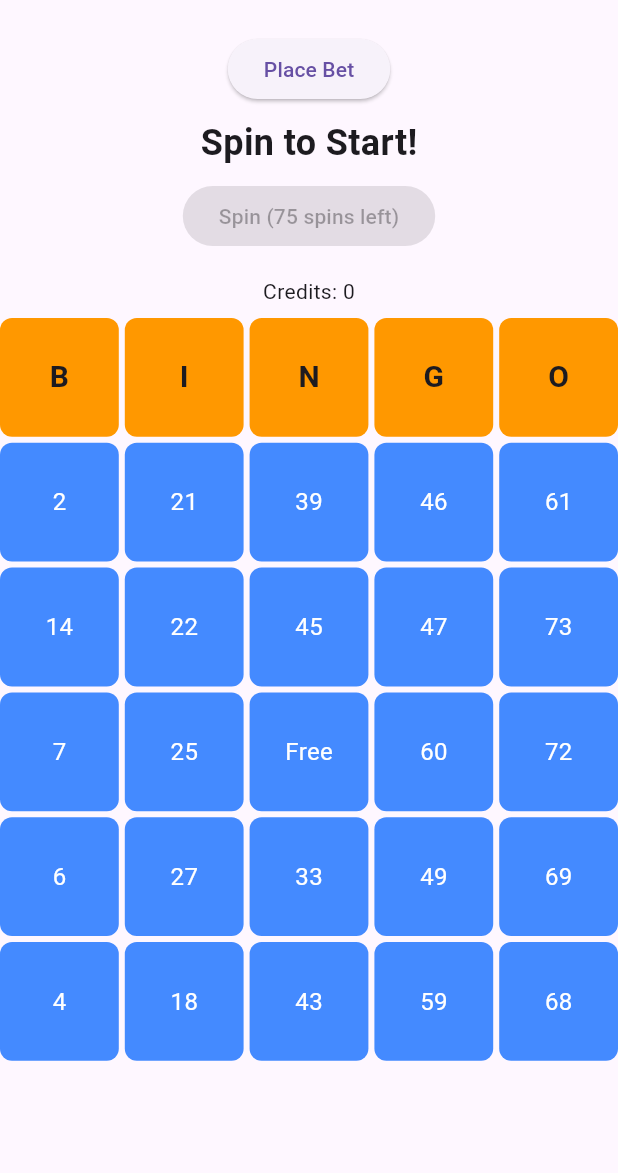
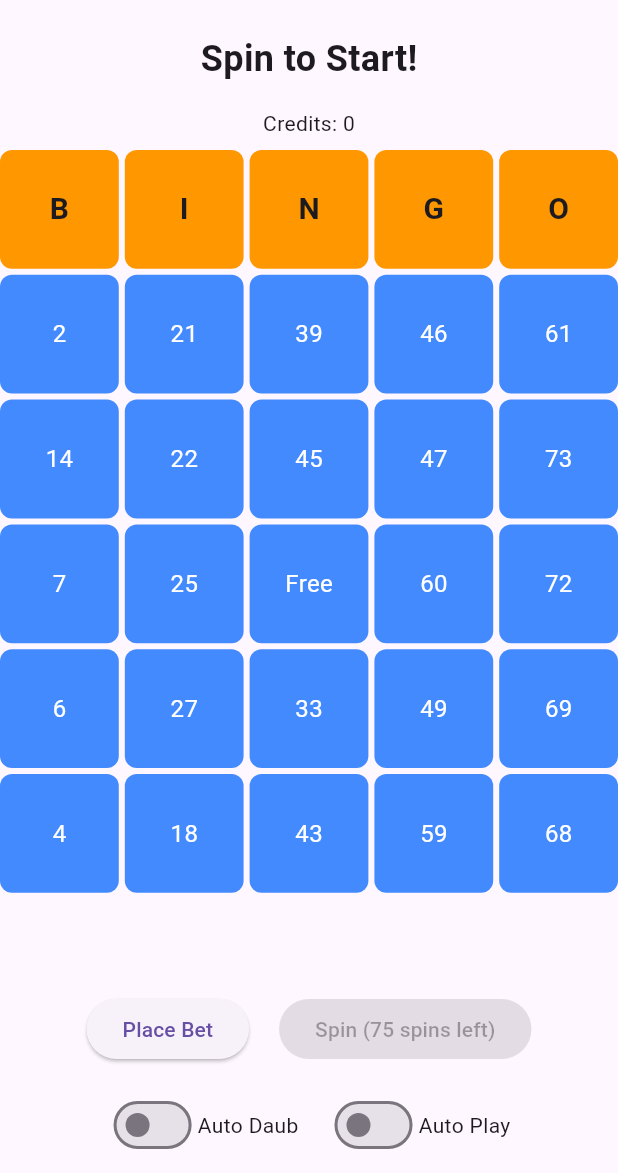
Before and after one commit to xReru/bingo, a Flutter app: the BingoCardScreen screen opened by its route, on a phone screen of 412 x 824 dp, the part 63-1236 px from its top. Run offline on Flutter 3.47's test engine with Material 3 defaults, Android fonts, the phone set to English and light mode, and no system bars; our stand-ins replace flutter_tts, permission_handler, shared_preferences, sqflite; accounts and stored records are empty.

Commit message:
ui fixed

```diff
--- a/lib/screens/bingo_play.dart
+++ b/lib/screens/bingo_play.dart
@@ -15,10 +15,65 @@ class BingoCardScreen extends StatelessWidget {
             appBar: AppBar(title: Text('Bingo Card')),
             body: Column(
               children: [
+                // Current Ball Text (Placed at the top)
                 Padding(
                   padding: const EdgeInsets.all(8.0),
-                  child: ElevatedButton(
-                    onPressed: controller.spinsLeft > 0 && controller.betAmount == 0
+                  child: Text(
+                    controller.currentBall != null
+                        ? 'Current Ball: ${controller.currentBall}'
+                        : 'Spin to Start!',
+                    style: const TextStyle(
+                        fontSize: 24, fontWeight: FontWeight.bold),
+                  ),
+                ),
+                // Credits display (Placed right after the current ball)
+                Padding(
+                  padding: const EdgeInsets.all(8.0),
+                  child: Text('Credits: ${controller.userCredits}'),
+                ),
+                // Bingo card grid (Main part of the screen)
+                Expanded(
+                  child: GridView.builder(
+                    gridDelegate:
+                        const SliverGridDelegateWithFixedCrossAxisCount(
+                      crossAxisCount: 5,
+                      mainAxisSpacing: 4.0,
+                      crossAxisSpacing: 4.0,
+                    ),
+                    itemCount: 30,
+                    itemBuilder: (context, index) {
+                      if (index < 5) {
+                        return BingoHeader(index: index);
+                      } else {
+                        final gridIndex = index - 5;
+                        final col = gridIndex % 5;
+                        final row = gridIndex ~/ 5;
+                        final cellValue = controller.bingoCardNumbers[col][row];
+                        return BingoCell(
+                          value: cellValue,
+                          marked: controller.markedNumbers
+                              .contains(int.tryParse(cellValue)),
+                          onTap: () {
+                            if (cellValue != "Free") {
+                              controller.markNumber(cellValue, context);
+                              controller.checkForBingo(context);
+                            }
+                          },
+                        );
+                      }
+                    },
+                  ),
+                ),
+                // Row for Place Bet Button and Spin Button at the bottom
+                Padding(
+                  padding: const EdgeInsets.all(8.0),
+                  child: Row(
+                    mainAxisAlignment: MainAxisAlignment.center,
+                    children: [
+                      // Place Bet Button
+                      ElevatedButton(
+                        onPressed:
+                            controller.spinsLeft > 0 && controller.betAmount == 0
                                 ? () {
                                     showDialog(
                                       context: context,
@@ -29,19 +84,25 @@ class BingoCardScreen extends StatelessWidget {
                                             mainAxisSize: MainAxisSize.min,
                                             children: [
                                               TextField(
-                                        keyboardType: TextInputType.number,
-                                        decoration: const InputDecoration(labelText: 'Bet Amount'),
+                                                keyboardType:
+                                                    TextInputType.number,
+                                                decoration:
+                                                    const InputDecoration(
+                                                        labelText: 'Bet Amount'),
                                                 onChanged: (value) {
-                                          final bet = int.tryParse(value);
+                                                  final bet =
+                                                      int.tryParse(value);
                                                   if (bet != null) {
-                                            controller.updateBetAmount(bet); // Update bet amount without placing the bet
+                                                    controller
+                                                        .updateBetAmount(bet);
                                                   }
                                                 },
                                               ),
                                               const SizedBox(height: 20),
                                               ElevatedButton(
                                                 onPressed: () {
-                                          controller.placeBet(controller.betAmount); // Place the bet when confirmed
+                                                  controller.placeBet(
+                                                      controller.betAmount);
                                                   Navigator.of(context).pop();
                                                 },
                                                 child: const Text('Confirm Bet'),
@@ -57,64 +118,60 @@ class BingoCardScreen extends StatelessWidget {
                             ? 'Place Bet'
                             : 'Bet Placed: ${controller.betAmount}'),
                       ),
-                ),
-                Text(
-                  controller.currentBall != null
-                      ? 'Current Ball: ${controller.currentBall}'
-                      : 'Spin to Start!',
-                  style: const TextStyle(fontSize: 24, fontWeight: FontWeight.bold),
-                ),
-                Padding(
-                  padding: const EdgeInsets.all(8.0),
-                  child: ElevatedButton(
-                    onPressed: controller.betAmount > 0
-                        ? controller.spinBall
-                        : null,
+                      const SizedBox(width: 20), // Spacing between buttons
+                      // Spin Button (Disabled when Auto Play is on)
+                      ElevatedButton(
+                        onPressed: controller.autoPlayEnabled || controller.betAmount <= 0
+                            ? null
+                            : controller.spinBall,
                         child: Text(controller.spinsLeft > 0
                             ? 'Spin (${controller.spinsLeft} spins left)'
                             : 'No Spins Left'),
                       ),
+                    ],
                   ),
+                ),
+                // Toggles wrapped in Column for alignment in one row
                 Padding(
                   padding: const EdgeInsets.all(8.0),
-                  child: Text('Credits: ${controller.userCredits}'),
+                  child: Row(
+                    mainAxisAlignment: MainAxisAlignment.center,
+                    children: [
+                      // Auto Daub Toggle
+                      Row(
+                        children: [
+                          Switch(
+                            value: controller.autoDaubEnabled,
+                            onChanged: (value) {
+                              controller.toggleAutoDaub();
+                            },
                           ),
-                Expanded(
-                  child: GridView.builder(
-                    gridDelegate: const SliverGridDelegateWithFixedCrossAxisCount(
-                      crossAxisCount: 5,
-                      mainAxisSpacing: 4.0,
-                      crossAxisSpacing: 4.0,
+                          const Text('Auto Daub'),
+                        ],
                       ),
-                    itemCount: 30,
-                    itemBuilder: (context, index) {
-                      if (index < 5) {
-                        return BingoHeader(index: index);
+                      const SizedBox(width: 20), // Spacing between toggles
+                      // Auto Play Toggle
+                      Row(
+                        children: [
+                          Switch(
+                            value: controller.autoPlayEnabled,
+                            onChanged: (value) {
+                              if (controller.betAmount > 0) {
+                                controller.toggleAutoPlay(context);
                               } else {
-                        final gridIndex = index - 5;
-                        final col = gridIndex % 5;
-                        final row = gridIndex ~/ 5;
-                        final cellValue = controller.bingoCardNumbers[col][row];
-                        return BingoCell(
-                          value: cellValue,
-                          marked: controller.markedNumbers.contains(int.tryParse(cellValue)),
-                          onTap: () {
-                            if (cellValue != "Free") {
-                              controller.markNumber(cellValue);
-                              controller.checkForBingo(() {
-                                showDialog(
-                                  context: context,
-                                  builder: (context) => const AlertDialog(
-                                    title: Text('Bingo!'),
-                                    content: Text('Congratulations! You won!'),
+                                ScaffoldMessenger.of(context).showSnackBar(
+                                  const SnackBar(
+                                    content: Text(
+                                        'Place a bet before enabling autoplay!'),
                                   ),
-                                );
-                              });
-                            }
-                          },
                                 );
                               }
                             },
+                          ),
+                          const Text('Auto Play'),
+                        ],
+                      ),
+                    ],
                   ),
                 ),
               ],
```
Also changed, not shown: lib/controller/bingo_controller.dart (+120 -19 lines). Lines whose indentation alone changed are shown as unchanged.
